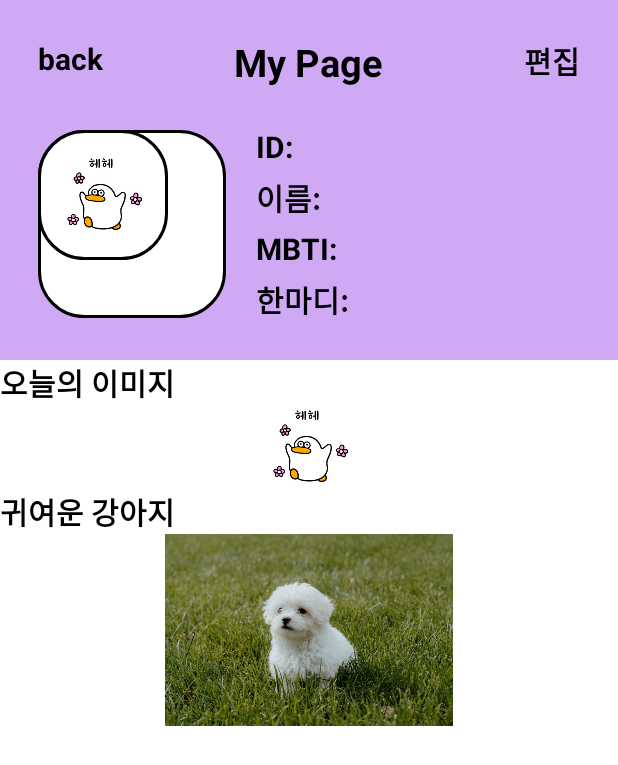
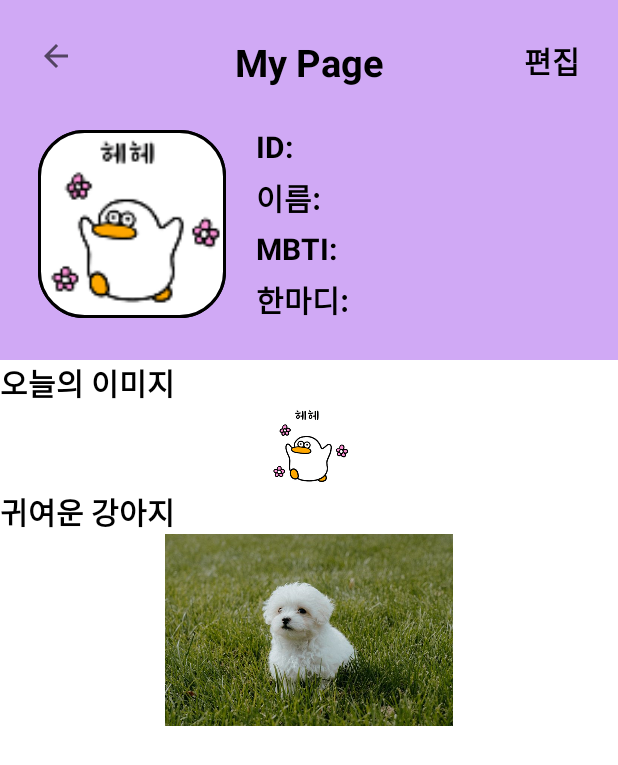
Before and after one commit to IZFOUR/IZ_Four_Project, an Android app: the MyPage screen opened directly, with no data from a screen before it, on a phone screen of 412 x 824 dp. Shown: the top 765 px of the screen. Run offline under Robolectric (Android 15) with nearby library versions, the phone set to English and light mode, and no system bars.

Commit message:
[!HOTFIX] : 💥 My_Page: 이미지와 백버튼 수정 오류

```diff
--- a/app/src/main/java/com/android/iz4/MyPage.kt
+++ b/app/src/main/java/com/android/iz4/MyPage.kt
@@ -2,6 +2,9 @@ package com.android.iz4
 
 import androidx.appcompat.app.AppCompatActivity
 import android.os.Bundle
+import android.widget.ImageView
+import android.widget.Toast
+
 // 재원이형님 이미지 파일들 해상도별 분리 후 추가해놔서 좀 작아져 있는데 도대채 이유를 모르겠습니다.
 // 혹시나해서 제사진으로 써보니까 이상은없습니다.. 혹시나 사진변경가능하시면 해상도별로 추가부탁드리겠습니다.
 // Theme에서 Parent부분 Material3 -> AppCompat 변경해서 액션바랑 기타 버튼들 색상이 변경되어있을겁니다.
@@ -9,5 +12,10 @@ class MyPage : AppCompatActivity() {
     override fun onCreate(savedInstanceState: Bundle?) {
         super.onCreate(savedInstanceState)
         setContentView(R.layout.activity_mypage)
+
+        var finish = findViewById<ImageView>(R.id.ib_back)
+        finish.setOnClickListener{
+            Toast.makeText(this, "메인페이지로 돌아가기", Toast.LENGTH_SHORT).show()
+            finish()}
     }
 }
--- a/app/src/main/res/layout/activity_mypage.xml
+++ b/app/src/main/res/layout/activity_mypage.xml
@@ -11,12 +11,12 @@
         android:id="@+id/tv_my_page"
         android:layout_width="wrap_content"
         android:layout_height="wrap_content"
-        android:layout_marginStart="156dp"
         android:layout_marginTop="24dp"
         android:text="My Page"
         android:textColor="@color/Black"
         android:textSize="25sp"
         android:textStyle="bold"
+        app:layout_constraintEnd_toEndOf="parent"
         app:layout_constraintStart_toStartOf="parent"
         app:layout_constraintTop_toTopOf="parent" />
 
@@ -26,10 +26,11 @@
         android:layout_height="wrap_content"
         android:layout_marginStart="20dp"
         android:layout_marginTop="25dp"
+        android:layout_marginEnd="25dp"
         android:text="ID:"
+        android:textColor="@color/Black"
         android:textSize="20sp"
         android:textStyle="bold"
-        android:textColor="@color/Black"
         app:layout_constraintEnd_toEndOf="parent"
         app:layout_constraintStart_toEndOf="@+id/imageBorder"
         app:layout_constraintTop_toBottomOf="@+id/tv_my_page" />
@@ -40,10 +41,11 @@
         android:layout_height="wrap_content"
         android:layout_marginStart="20dp"
         android:layout_marginTop="5dp"
+        android:layout_marginEnd="25dp"
         android:text="이름:"
+        android:textColor="@color/Black"
         android:textSize="20sp"
         android:textStyle="bold"
-        android:textColor="@color/Black"
         app:layout_constraintEnd_toEndOf="parent"
         app:layout_constraintStart_toEndOf="@+id/imageBorder"
         app:layout_constraintTop_toBottomOf="@+id/tv_id" />
@@ -54,10 +56,11 @@
         android:layout_height="wrap_content"
         android:layout_marginStart="20dp"
         android:layout_marginTop="5dp"
+        android:layout_marginEnd="25dp"
         android:text="MBTI:"
+        android:textColor="@color/Black"
         android:textSize="20sp"
         android:textStyle="bold"
-        android:textColor="@color/Black"
         app:layout_constraintEnd_toEndOf="parent"
         app:layout_constraintHorizontal_bias="1.0"
         app:layout_constraintStart_toEndOf="@+id/imageBorder"
@@ -69,10 +72,11 @@
         android:layout_height="wrap_content"
         android:layout_marginStart="20dp"
         android:layout_marginTop="5dp"
+        android:layout_marginEnd="25dp"
         android:text="한마디:"
+        android:textColor="@color/Black"
         android:textSize="20sp"
         android:textStyle="bold"
-        android:textColor="@color/Black"
         app:layout_constraintEnd_toEndOf="parent"
         app:layout_constraintHorizontal_bias="1.0"
         app:layout_constraintStart_toEndOf="@+id/imageBorder"
@@ -92,18 +96,19 @@
         app:layout_constraintEnd_toEndOf="parent"
         app:layout_constraintTop_toTopOf="parent" />
 
-    <TextView
-        android:id="@+id/btn_back"
+
+    <ImageButton
+        android:id="@+id/ib_back"
         android:layout_width="wrap_content"
         android:layout_height="wrap_content"
         android:layout_marginStart="25dp"
         android:layout_marginTop="25dp"
-        android:text="back"
-        android:textColor="@color/Black"
-        android:textSize="20sp"
-        android:textStyle="bold"
+        android:background="@android:color/transparent"
+        android:clickable="true"
+        android:onClick="click"
         app:layout_constraintStart_toStartOf="parent"
-        app:layout_constraintTop_toTopOf="parent" />
+        app:layout_constraintTop_toTopOf="parent"
+        app:srcCompat="?attr/homeAsUpIndicator" />
 
     <LinearLayout
         android:id="@+id/imageBorder"
@@ -119,11 +124,10 @@
         app:layout_constraintTop_toBottomOf="@+id/tv_my_page">
 
         <ImageView
-            android:id="@+id/imageView"
-            android:layout_width="wrap_content"
-            android:layout_height="wrap_content"
+            android:id="@+id/iv_odung_smile"
+            android:layout_width="match_parent"
+            android:layout_height="match_parent"
             android:background="@drawable/selector_image"
-            android:padding="15dp"
             android:scaleType="centerCrop"
             android:src="@drawable/odung_smile" />
     </LinearLayout>
@@ -141,22 +145,23 @@
         <ScrollView
             android:id="@+id/my_scroll"
             android:layout_width="match_parent"
-            android:layout_height="match_parent">
+            android:layout_height="match_parent"
+            app:layout_constraintBottom_toBottomOf="parent">
 
             <LinearLayout
                 android:id="@+id/memolistview"
                 android:layout_width="match_parent"
-                android:layout_height="wrap_content"
-                android:orientation="vertical" >
+                android:layout_height="match_parent"
+                android:orientation="vertical">
 
                 <TextView
                     android:id="@+id/tv_odung"
                     android:layout_width="match_parent"
                     android:layout_height="wrap_content"
                     android:text="오늘의 이미지"
-                    android:textStyle="bold"
+                    android:textColor="@color/Black"
                     android:textSize="20sp"
-                    android:textColor="@color/Black"/>
+                    android:textStyle="bold" />
 
                 <ImageView
                     android:id="@+id/iv_odung"
@@ -171,17 +176,15 @@
                     android:text="귀여운 강아지"
                     android:textColor="@color/Black"
                     android:textSize="20sp"
-                    android:textStyle="bold"/>
+                    android:textStyle="bold" />
 
                 <ImageView
                     android:id="@+id/iv_puppy"
                     android:layout_width="match_parent"
                     android:layout_height="wrap_content"
-                    app:srcCompat="@drawable/xuan_nguyen_zr0benrnvgq_unsplash_768x512_1"
-                    />
+                    app:srcCompat="@drawable/xuan_nguyen_zr0benrnvgq_unsplash_768x512_1" />
 
             </LinearLayout>
-
 
 
         </ScrollView>
```
